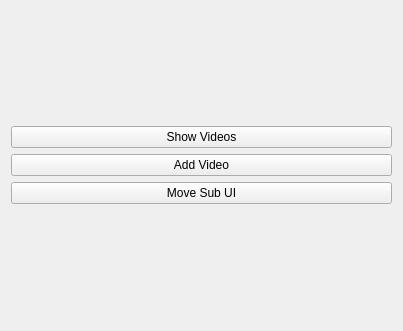
Qt form _uiFiles/example.ui (201524495/2021_MultiMedia) before a commit.
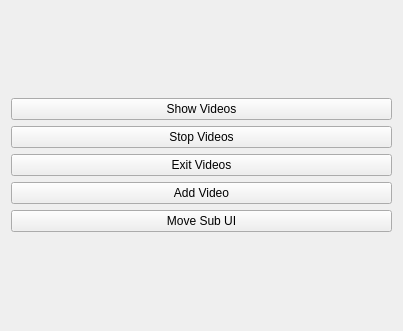
The same form after that commit.

Diff of the .ui file:
```diff
--- a/_uiFiles/example.ui
+++ b/_uiFiles/example.ui
@@ -23,6 +23,20 @@
        </property>
       </widget>
      </item>
+     <item>
+      <widget class="QPushButton" name="stop_pushButton">
+       <property name="text">
+        <string>Stop Videos</string>
+       </property>
+      </widget>
+     </item>
+     <item>
+      <widget class="QPushButton" name="exit_pushButton">
+       <property name="text">
+        <string>Exit Videos</string>
+       </property>
+      </widget>
+     </item>
      <item>
       <widget class="QPushButton" name="addVideo_pushButton">
        <property name="text">
```
